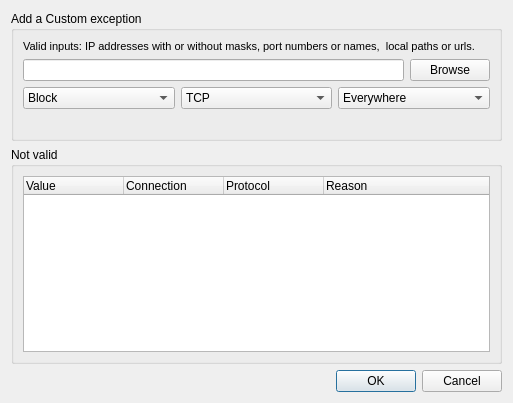
okyes/peerguardian, file pgl/pgl-gui.qt/ui/add_exception.ui: the form before one commit.
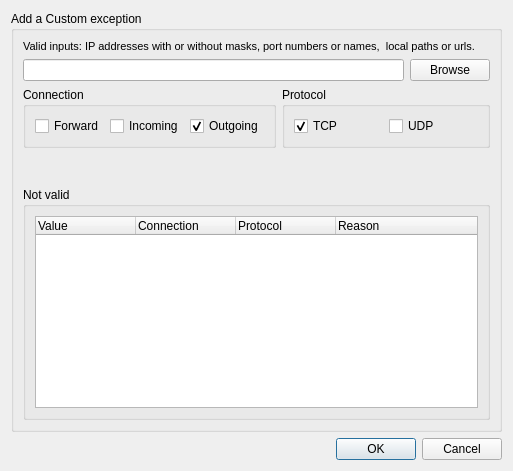
The form after the commit.

Commit message: Replaced the comboboxes with checkboxes in add_exception dialog, for a better flexibility.

The edit to the form file:
```diff
--- a/pgl/pgl-gui.qt/ui/add_exception.ui
+++ b/pgl/pgl-gui.qt/ui/add_exception.ui
@@ -69,57 +69,64 @@
        </layout>
       </item>
       <item>
+       <layout class="QHBoxLayout" name="horizontalLayout_4">
+        <item>
+         <widget class="QGroupBox" name="groupBox_4">
+          <property name="title">
+           <string>Connection</string>
+          </property>
+          <layout class="QHBoxLayout" name="horizontalLayout_3">
+           <item>
+            <widget class="QCheckBox" name="m_FwdCheck">
+             <property name="text">
+              <string>Forward</string>
+             </property>
+            </widget>
+           </item>
+           <item>
+            <widget class="QCheckBox" name="m_InCheck">
+             <property name="text">
+              <string>Incoming</string>
+             </property>
+            </widget>
+           </item>
+           <item>
+            <widget class="QCheckBox" name="m_OutCheck">
+             <property name="text">
+              <string>Outgoing</string>
+             </property>
+             <property name="checked">
+              <bool>true</bool>
+             </property>
+            </widget>
+           </item>
+          </layout>
+         </widget>
+        </item>
+        <item>
+         <widget class="QGroupBox" name="groupBox_3">
+          <property name="title">
+           <string>Protocol</string>
+          </property>
        <layout class="QHBoxLayout" name="horizontalLayout_2">
         <item>
-         <widget class="QComboBox" name="m_statusCombo">
-          <item>
-           <property name="text">
-            <string>Block</string>
-           </property>
-          </item>
-          <item>
-           <property name="text">
-            <string>Allow</string>
-           </property>
-          </item>
-         </widget>
-        </item>
-        <item>
-         <widget class="QComboBox" name="m_protocolCombo">
-          <item>
+            <widget class="QCheckBox" name="m_TcpCheck">
            <property name="text">
             <string>TCP</string>
            </property>
+             <property name="checked">
+              <bool>true</bool>
+             </property>
+            </widget>
           </item>
           <item>
+            <widget class="QCheckBox" name="m_UdpCheck">
            <property name="text">
             <string>UDP</string>
            </property>
-          </item>
-         </widget>
-        </item>
-        <item>
-         <widget class="QComboBox" name="m_addTypeCombo">
-          <item>
-           <property name="text">
-            <string>Everywhere</string>
-           </property>
-          </item>
-          <item>
-           <property name="text">
-            <string>Outgoing</string>
-           </property>
-          </item>
-          <item>
-           <property name="text">
-            <string>Incoming</string>
-           </property>
-          </item>
-          <item>
-           <property name="text">
-            <string>Forward</string>
-           </property>
-          </item>
+            </widget>
+           </item>
+          </layout>
          </widget>
         </item>
        </layout>
@@ -183,9 +190,6 @@
         </property>
        </widget>
       </item>
-     </layout>
-    </widget>
-   </item>
    <item>
     <widget class="QGroupBox" name="groupBox_2">
      <property name="title">
@@ -229,6 +233,9 @@
           <string>Reason</string>
          </property>
         </column>
+          </widget>
+         </item>
+        </layout>
        </widget>
       </item>
      </layout>
```
Lines whose indentation alone changed are shown as unchanged.
